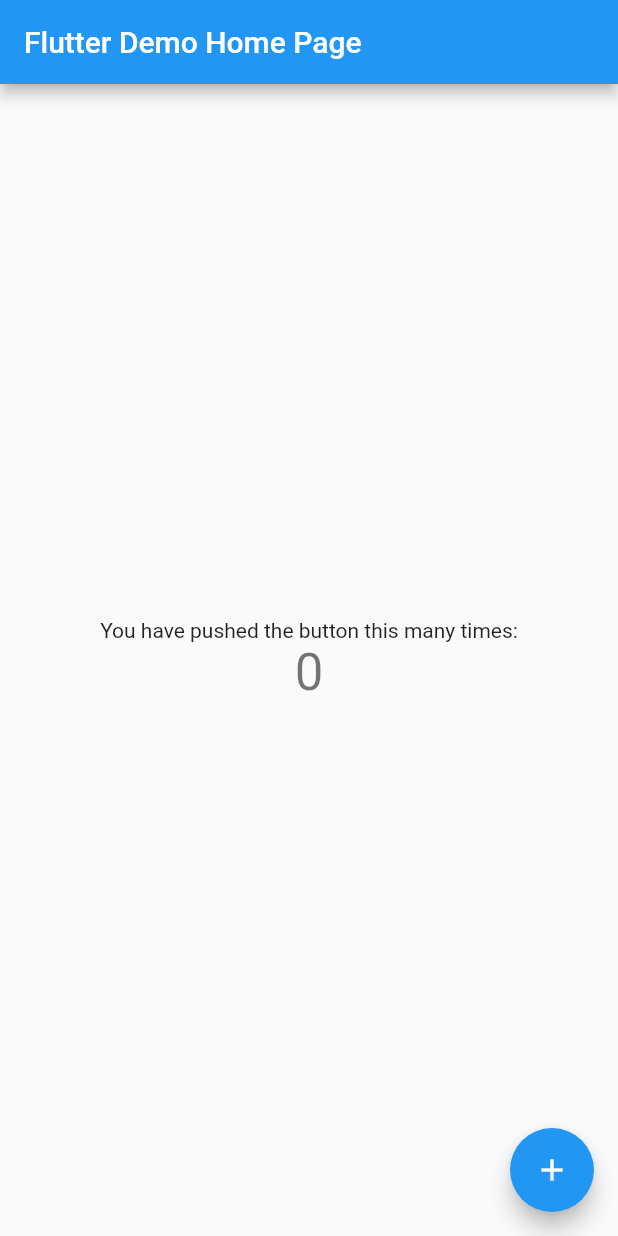
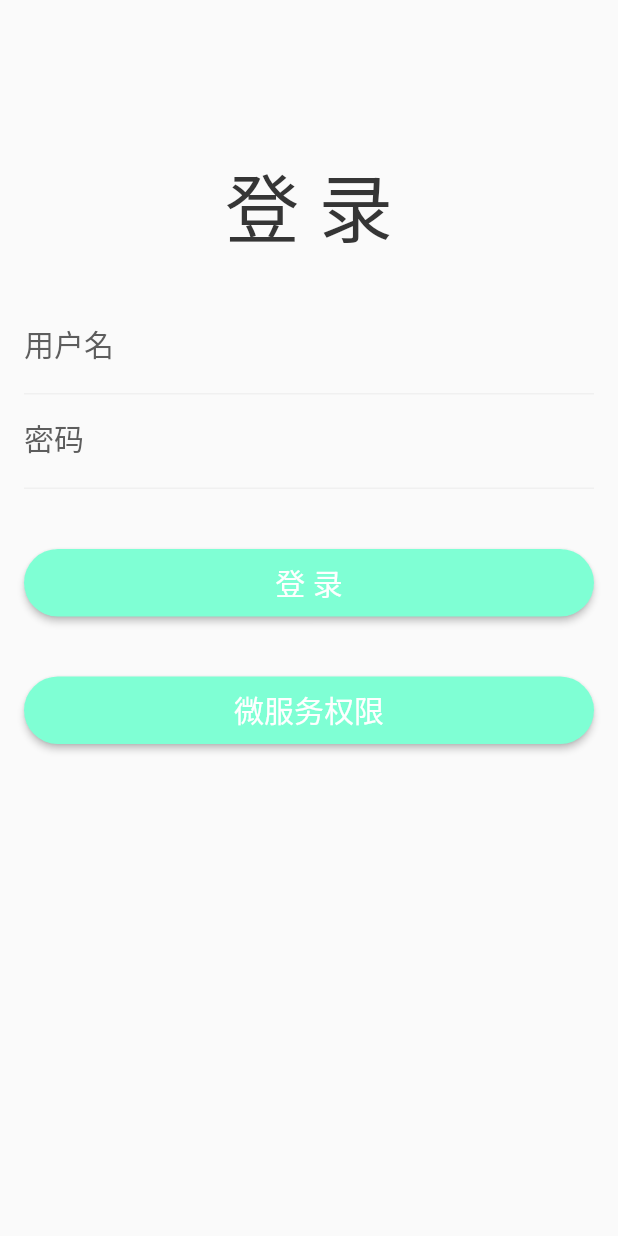
Before and after one commit to Zjly/Network-Project, a Flutter app: the screen it shows after launch, on a phone screen of 412 x 824 dp. Run offline on Flutter 3.47's test engine with Material 2 defaults, Android fonts, the phone set to English and light mode, and no system bars.

Commit message:
commit-前端初步界面

```diff
--- a/flutter_project/lib/main.dart
+++ b/flutter_project/lib/main.dart
@@ -1,117 +1,142 @@
 import 'package:flutter/material.dart';
 
-void main() {
-  runApp(MyApp());
+void main() => runApp(Login());
+
+class Login extends StatefulWidget {
+  @override
+  _Login createState() => new _Login();
 }
 
-class MyApp extends StatelessWidget {
-  // This widget is the root of your application.
-  @override
-  Widget build(BuildContext context) {
-    return MaterialApp(
-      title: 'Flutter Demo',
-      theme: ThemeData(
-        // This is the theme of your application.
-        //
-        // Try running your application with "flutter run". You'll see the
-        // application has a blue toolbar. Then, without quitting the app, try
-        // changing the primarySwatch below to Colors.green and then invoke
-        // "hot reload" (press "r" in the console where you ran "flutter run",
-        // or simply save your changes to "hot reload" in a Flutter IDE).
-        // Notice that the counter didn't reset back to zero; the application
-        // is not restarted.
-        primarySwatch: Colors.blue,
-        // This makes the visual density adapt to the platform that you run
-        // the app on. For desktop platforms, the controls will be smaller and
-        // closer together (more dense) than on mobile platforms.
-        visualDensity: VisualDensity.adaptivePlatformDensity,
-      ),
-      home: MyHomePage(title: 'Flutter Demo Home Page'),
-    );
+class _Login extends State<Login> {
+  //获取Key用来获取Form表单组件
+  GlobalKey<FormState> loginKey = new GlobalKey<FormState>();
+  String userName;
+  String password;
+  bool isShowPassWord = false;
+
+  void login() {
+    //读取当前的Form状态
+    var loginForm = loginKey.currentState;
+    //验证Form表单
+    if (loginForm.validate()) {
+      loginForm.save();
+      print('userName: ' + userName + ' password: ' + password);
+    }
   }
-}
 
-class MyHomePage extends StatefulWidget {
-  MyHomePage({Key key, this.title}) : super(key: key);
-
-  // This widget is the home page of your application. It is stateful, meaning
-  // that it has a State object (defined below) that contains fields that affect
-  // how it looks.
-
-  // This class is the configuration for the state. It holds the values (in this
-  // case the title) provided by the parent (in this case the App widget) and
-  // used by the build method of the State. Fields in a Widget subclass are
-  // always marked "final".
-
-  final String title;
-
-  @override
-  _MyHomePageState createState() => _MyHomePageState();
-}
-
-class _MyHomePageState extends State<MyHomePage> {
-  int _counter = 0;
-
-  void _incrementCounter() {
+  void showPassWord() {
     setState(() {
-      // This call to setState tells the Flutter framework that something has
-      // changed in this State, which causes it to rerun the build method below
-      // so that the display can reflect the updated values. If we changed
-      // _counter without calling setState(), then the build method would not be
-      // called again, and so nothing would appear to happen.
-      _counter++;
+      isShowPassWord = !isShowPassWord;
     });
   }
 
   @override
   Widget build(BuildContext context) {
-    // This method is rerun every time setState is called, for instance as done
-    // by the _incrementCounter method above.
-    //
-    // The Flutter framework has been optimized to make rerunning build methods
-    // fast, so that you can just rebuild anything that needs updating rather
-    // than having to individually change instances of widgets.
-    return Scaffold(
-      appBar: AppBar(
-        // Here we take the value from the MyHomePage object that was created by
-        // the App.build method, and use it to set our appbar title.
-        title: Text(widget.title),
-      ),
-      body: Center(
-        // Center is a layout widget. It takes a single child and positions it
-        // in the middle of the parent.
-        child: Column(
-          // Column is also a layout widget. It takes a list of children and
-          // arranges them vertically. By default, it sizes itself to fit its
-          // children horizontally, and tries to be as tall as its parent.
-          //
-          // Invoke "debug painting" (press "p" in the console, choose the
-          // "Toggle Debug Paint" action from the Flutter Inspector in Android
-          // Studio, or the "Toggle Debug Paint" command in Visual Studio Code)
-          // to see the wireframe for each widget.
-          //
-          // Column has various properties to control how it sizes itself and
-          // how it positions its children. Here we use mainAxisAlignment to
-          // center the children vertically; the main axis here is the vertical
-          // axis because Columns are vertical (the cross axis would be
-          // horizontal).
-          mainAxisAlignment: MainAxisAlignment.center,
+    return new MaterialApp(
+      title: '',
+      home: new Scaffold(
+        body: new Column(
           children: <Widget>[
-            Text(
-              'You have pushed the button this many times:',
-            ),
-            Text(
-              '$_counter',
-              style: Theme.of(context).textTheme.headline4,
-            ),
+            new Container(
+                padding: EdgeInsets.only(top: 100.0, bottom: 10.0),
+                child: new Text(
+                  '登 录',
+                  style: TextStyle(
+                      color: Color.fromARGB(255, 53, 53, 53), fontSize: 50.0),
+                )),
+            new Container(
+              padding: const EdgeInsets.all(16.0),
+              child: new Form(
+                key: loginKey,
+                autovalidate: true,
+                child: new Column(
+                  children: <Widget>[
+                    new Container(
+                      decoration: new BoxDecoration(
+                          border: new Border(
+                              bottom: BorderSide(
+                                  color: Color.fromARGB(255, 240, 240, 240),
+                                  width: 1.0))),
+                      child: new TextFormField(
+                        decoration: new InputDecoration(
+                          labelText: '用户名',
+                          labelStyle: new TextStyle(
+                              fontSize: 20.0,
+                              color: Color.fromARGB(255, 93, 93, 93)),
+                          border: InputBorder.none,
+                        ),
+                        keyboardType: TextInputType.phone,
+                        onSaved: (value) {
+                          userName = value;
+                        },
+                        validator: (phone) {
+                        },
+                        onFieldSubmitted: (value) {},
+                      ),
+                    ),
+                    new Container(
+                      decoration: new BoxDecoration(
+                          border: new Border(
+                              bottom: BorderSide(
+                                  color: Color.fromARGB(255, 240, 240, 240),
+                                  width: 1.0))),
+                      child: new TextFormField(
+                        decoration: new InputDecoration(
+                            labelText: '密码',
+                            labelStyle: new TextStyle(
+                                fontSize: 20.0,
+                                color: Color.fromARGB(255, 93, 93, 93)),
+                            border: InputBorder.none,
+                            ),
+                        obscureText: !isShowPassWord,
+                        onSaved: (value) {
+                          password = value;
+                        },
+                      ),
+                    ),
+                    new Container(
+                      height: 45.0,
+                      margin: EdgeInsets.only(top: 40.0),
+                      child: new SizedBox.expand(
+                        child: new RaisedButton(
+                          onPressed: login,
+                          color: Color.fromARGB(255, 127, 255, 212),
+                          child: new Text(
+                            '登 录',
+                            style: TextStyle(
+                                fontSize: 20.0,
+                                color: Color.fromARGB(255, 255, 255, 255)),
+                          ),
+                          shape: new RoundedRectangleBorder(
+                              borderRadius: new BorderRadius.circular(45.0)),
+                        ),
+                      ),
+                    ),
+                    new Container(
+                      height: 45.0,
+                      margin: EdgeInsets.only(top: 40.0),
+                      child: new SizedBox.expand(
+                        child: new RaisedButton(
+                          onPressed: login,
+                          color: Color.fromARGB(255, 127, 255, 212),
+                          child: new Text(
+                            '微服务权限',
+                            style: TextStyle(
+                                fontSize: 20.0,
+                                color: Color.fromARGB(255, 255, 255, 255)),
+                          ),
+                          shape: new RoundedRectangleBorder(
+                              borderRadius: new BorderRadius.circular(45.0)),
+                        ),
+                      ),
+                    ),
+                  ],
+                ),
+              ),
+            )
           ],
         ),
       ),
-      floatingActionButton: FloatingActionButton(
-        onPressed: _incrementCounter,
-        tooltip: 'Increment',
-        child: Icon(Icons.add),
-      ), // This trailing comma makes auto-formatting nicer for build methods.
     );
   }
 }
```
Also changed, not shown: 1 other file.
